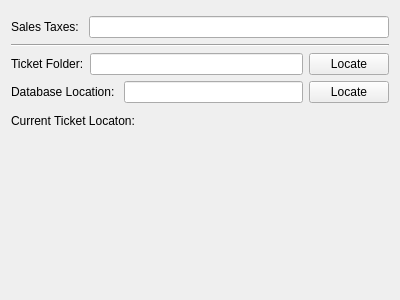
This is settings.ui in dtuivs/SmartTAgz as Qt 5 draws it before an edit. The edited form follows.
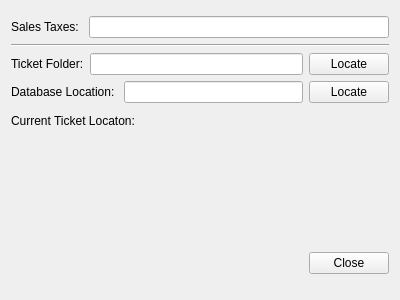
This is the edited form.

```diff
--- a/settings.ui
+++ b/settings.ui
@@ -131,6 +131,39 @@
        </property>
       </spacer>
      </item>
+     <item>
+      <layout class="QHBoxLayout" name="horizontalLayout_5">
+       <property name="leftMargin">
+        <number>0</number>
+       </property>
+       <property name="topMargin">
+        <number>5</number>
+       </property>
+       <property name="bottomMargin">
+        <number>10</number>
+       </property>
+       <item>
+        <spacer name="horizontalSpacer">
+         <property name="orientation">
+          <enum>Qt::Orientation::Horizontal</enum>
+         </property>
+         <property name="sizeHint" stdset="0">
+          <size>
+           <width>40</width>
+           <height>20</height>
+          </size>
+         </property>
+        </spacer>
+       </item>
+       <item>
+        <widget class="QPushButton" name="settings_close_button">
+         <property name="text">
+          <string>Close</string>
+         </property>
+        </widget>
+       </item>
+      </layout>
+     </item>
     </layout>
    </item>
   </layout>
```
